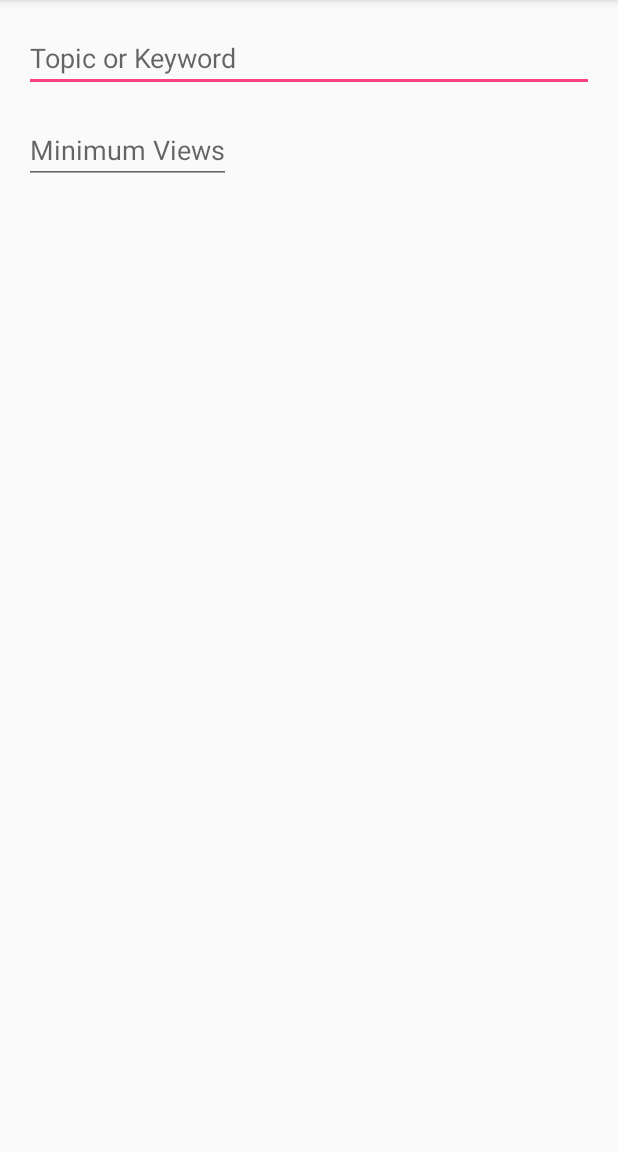
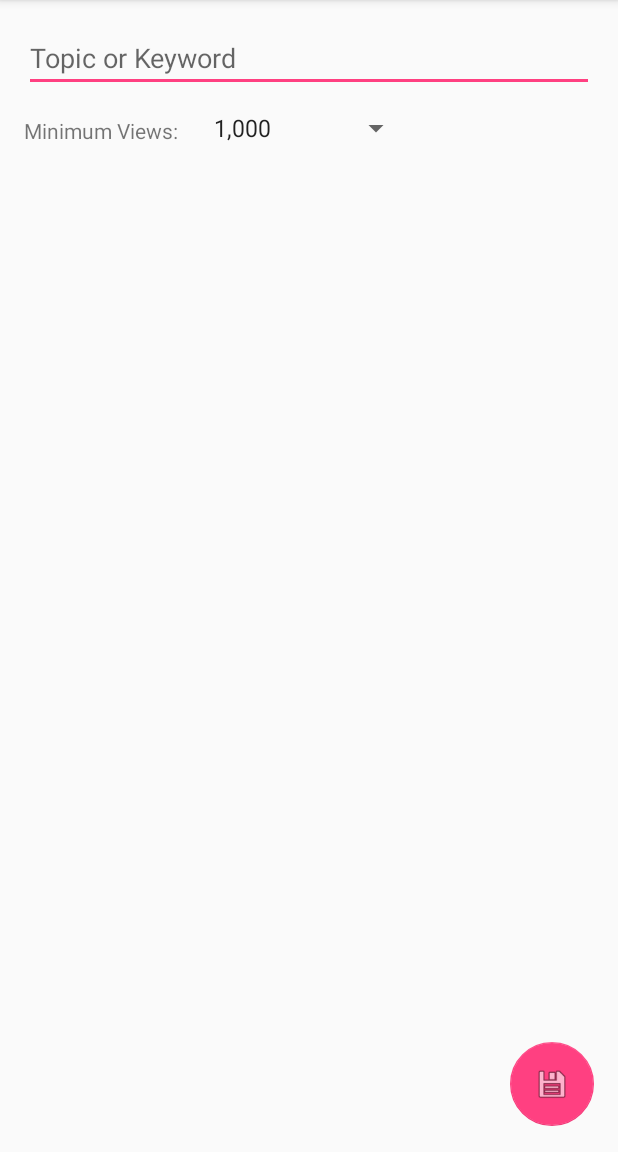
Before and after one commit to tkamat/Youwatch, an Android app: the screen it shows after launch (TopicPickerActivity), on a phone screen of 412 x 824 dp, the part 84-1236 px from its top. Run offline under Robolectric (Android 15) with nearby library versions, the phone set to English and light mode, and no system bars.

Commit message:
Added spinner and floating action button for saving

```diff
--- a/app/build.gradle
+++ b/app/build.gradle
@@ -28,4 +28,6 @@ dependencies {
     compile 'com.android.support:support-v4:26.+'
     testCompile 'junit:junit:4.12'
     compile 'com.android.support.constraint:constraint-layout:1.0.2'
+
+    compile 'com.android.support:design:26.+'
 }
--- a/app/src/main/java/com/tkamat/android/viralicious/TopicPickerFragment.java
+++ b/app/src/main/java/com/tkamat/android/viralicious/TopicPickerFragment.java
@@ -4,12 +4,21 @@ import android.content.Context;
 import android.net.Uri;
 import android.os.Bundle;
 import android.support.v4.app.Fragment;
+import android.view.KeyEvent;
 import android.view.LayoutInflater;
 import android.view.View;
 import android.view.ViewGroup;
+import android.widget.ArrayAdapter;
+import android.widget.EditText;
+import android.widget.Spinner;
+import android.widget.TextView;
 
 
 public class TopicPickerFragment extends Fragment {
+
+    private EditText mTopicText;
+    private Spinner mViewSpinner;
+    private TextView mMatchesPerMonthText;
 
     public TopicPickerFragment() {
 
@@ -31,6 +40,14 @@ public class TopicPickerFragment extends Fragment {
     public View onCreateView(LayoutInflater inflater, ViewGroup container,
                              Bundle savedInstanceState) {
         View v = inflater.inflate(R.layout.fragment_topic_picker, container, false);
+
+        mTopicText = (EditText) v.findViewById(R.id.text_topic);
+        mViewSpinner = (Spinner) v.findViewById(R.id.spinner_views);
+        mMatchesPerMonthText = (TextView) v.findViewById(R.id.matches_per_month) ;
+
+        ArrayAdapter<CharSequence> adapter = ArrayAdapter.createFromResource(getActivity(), R.array.planets_array, android.R.layout.simple_spinner_item);
+        adapter.setDropDownViewResource(android.R.layout.simple_spinner_dropdown_item);
+        mViewSpinner.setAdapter(adapter);
         return v;
     }
 
--- a/app/src/main/res/layout/fragment_topic_picker.xml
+++ b/app/src/main/res/layout/fragment_topic_picker.xml
@@ -10,24 +10,40 @@
             android:inputType="text"
             android:hint="@string/hint_topic"
             android:layout_height="wrap_content"
-            android:id="@+id/textView" android:layout_marginLeft="16dp" app:layout_constraintLeft_toLeftOf="parent"
+            android:id="@+id/text_topic" android:layout_marginLeft="16dp" app:layout_constraintLeft_toLeftOf="parent"
             app:layout_constraintTop_toTopOf="parent" android:layout_marginTop="16dp"
             android:layout_marginStart="16dp"
-            android:layout_marginRight="16dp" app:layout_constraintRight_toRightOf="parent"/>
-    <EditText
-            android:inputType="numberDecimal"
-            android:hint="@string/hint_views"
+            android:layout_marginRight="16dp" app:layout_constraintRight_toRightOf="parent"
+            android:layout_marginEnd="16dp"/>
+    <Spinner
             android:layout_width="wrap_content"
-            android:layout_height="wrap_content" android:id="@+id/textView2"
-            android:layout_marginTop="16dp" app:layout_constraintTop_toBottomOf="@+id/textView"
-            android:layout_marginLeft="16dp" app:layout_constraintLeft_toLeftOf="parent"
-    />
+            android:layout_height="wrap_content"
+            android:id="@+id/spinner_views"
+            app:layout_constraintLeft_toRightOf="@+id/view_hint"
+            android:layout_marginLeft="16dp" android:layout_marginTop="12dp"
+            app:layout_constraintTop_toBottomOf="@+id/text_topic"/>
     <TextView
-            android:layout_width="0dp"
+            android:text="@string/hint_views"
+            android:layout_width="wrap_content"
+            android:layout_height="wrap_content" android:id="@+id/view_hint"
+            android:layout_marginTop="16dp"
+            app:layout_constraintTop_toBottomOf="@+id/text_topic"
+            android:layout_marginLeft="16dp" app:layout_constraintLeft_toLeftOf="parent" android:textSize="14sp"/>
+    <TextView
+            android:layout_width="wrap_content"
             android:layout_height="wrap_content"
-            android:id="@+id/textView3" app:layout_constraintLeft_toRightOf="@+id/textView2"
-            android:layout_marginLeft="16dp" android:layout_marginTop="16dp"
-            app:layout_constraintTop_toBottomOf="@+id/textView" android:layout_marginRight="16dp"
-            app:layout_constraintRight_toRightOf="parent" app:layout_constraintBottom_toBottomOf="@+id/textView2"
-            android:layout_marginBottom="16dp"/>
+            android:id="@+id/matches_per_month"
+            android:textColor="@color/colorAccent"
+            android:layout_marginLeft="16dp"
+            app:layout_constraintLeft_toLeftOf="parent" android:layout_marginTop="64dp"
+            app:layout_constraintTop_toBottomOf="@+id/view_hint"/>
+    <android.support.design.widget.FloatingActionButton
+            android:layout_width="56dp"
+            android:layout_height="56dp"
+            android:clickable="true"
+            app:srcCompat="@android:drawable/ic_menu_save"
+            android:id="@+id/floatingActionButton" android:layout_marginRight="16dp"
+            app:layout_constraintRight_toRightOf="parent" app:layout_constraintBottom_toBottomOf="parent"
+            android:layout_marginBottom="17dp" app:elevation="0dp"
+            tools:layout_editor_absoluteY="505dp"/>
 </android.support.constraint.ConstraintLayout>
--- /dev/null
+++ b/app/src/main/res/values/array.xml
@@ -0,0 +1,13 @@
+<?xml version="1.0" encoding="utf-8"?>
+<resources>
+    <string-array name="planets_array">
+        <item>1,000</item>
+        <item>10,000</item>
+        <item>100,000</item>
+        <item>500,000</item>
+        <item>1,000,000</item>
+        <item>5,000,000</item>
+        <item>10,000,000</item>
+        <item>Custom</item>
+    </string-array>
+</resources>
--- a/app/src/main/res/values/strings.xml
+++ b/app/src/main/res/values/strings.xml
@@ -1,7 +1,7 @@
 <resources>
     <string name="app_name">Viralicious</string>
     <string name="hint_topic">Topic or Keyword</string>
-    <string name="hint_views">Minimum Views</string>
-    <string name="text_videos_past_month">%d matches last month</string>
+    <string name="hint_views">Minimum Views:</string>
+    <string name="text_videos_past_month">%1$d matches with %2$d views or more last month</string>
 
 </resources>
```
